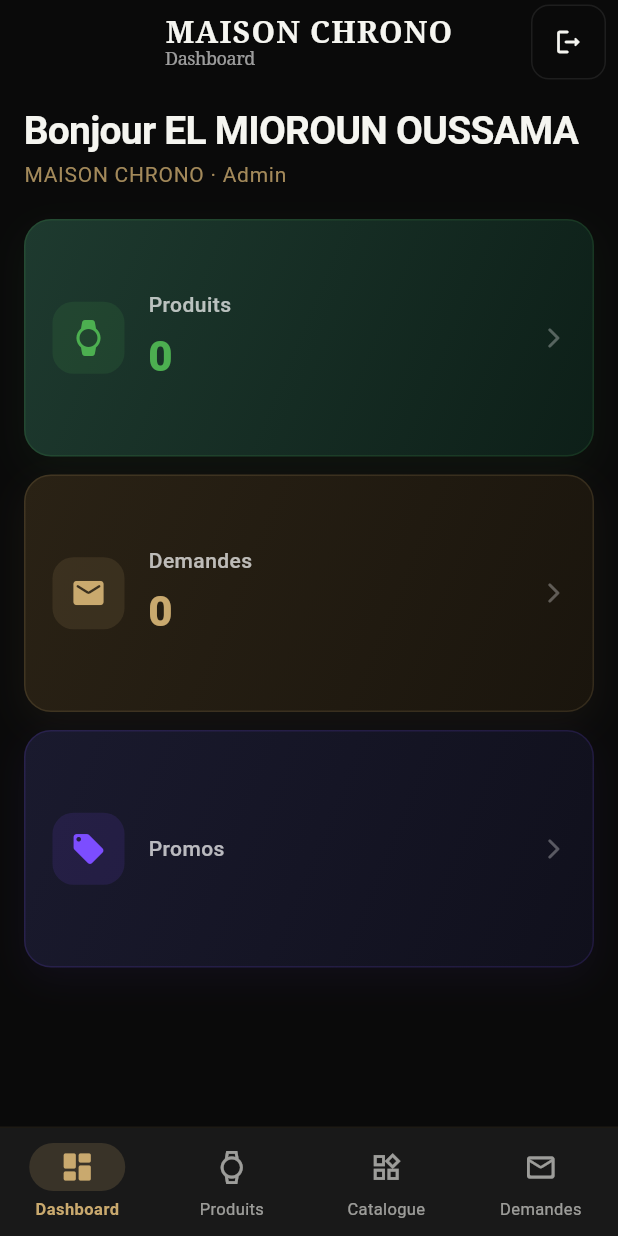
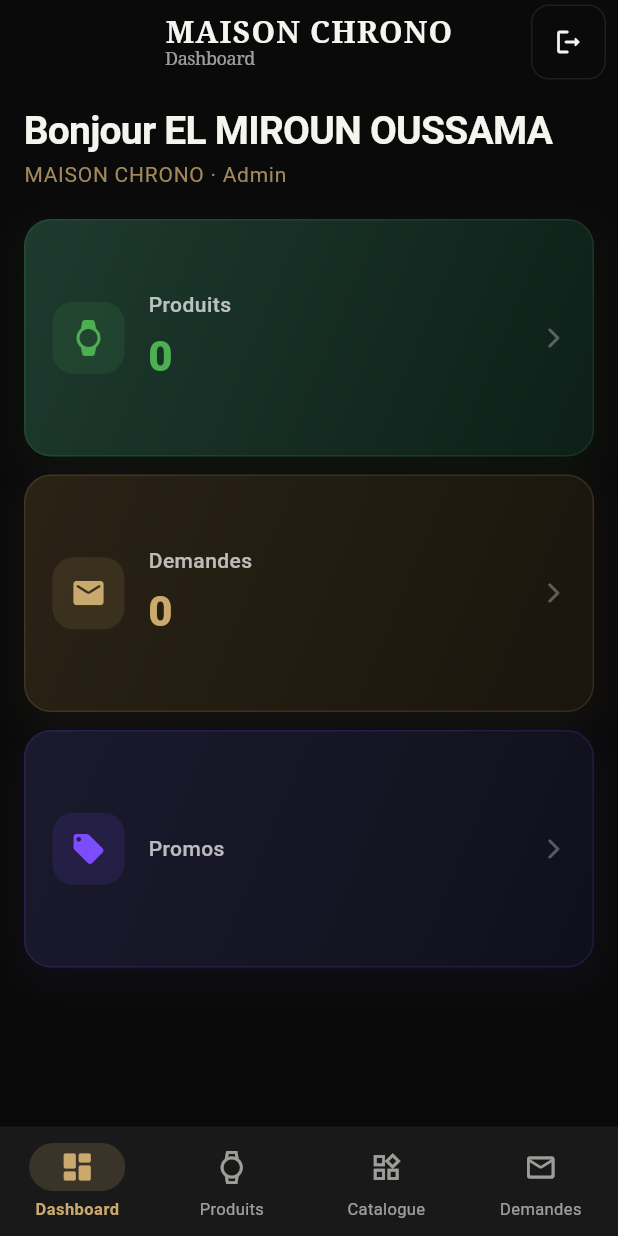
Before and after one commit to IKHothmane/maison-chrono, a Flutter app: the screen it shows once a user with an empty profile is signed in, on a phone screen of 412 x 824 dp. Run offline on Flutter 3.47's test engine with Material 3 defaults, Android fonts, the phone set to English and light mode, and no system bars; our stand-ins replace cached_network_image, file_picker, firebase_core, firebase_messaging, image_picker, supabase_flutter and 1 more; missing offline and left inert: image_picker_android, image_picker_platform_interface; accounts and stored records are empty.

Commit message:
Dashboard: greeting name

```diff
--- a/lib/features/dashboard/presentation/dashboard_screen.dart
+++ b/lib/features/dashboard/presentation/dashboard_screen.dart
@@ -27,7 +27,7 @@
   }
 
   String _greetingLine() {
-    return '${_greeting()} EL MIOROUN OUSSAMA';
+    return '${_greeting()} EL MIROUN OUSSAMA';
   }
 
   @override
```
